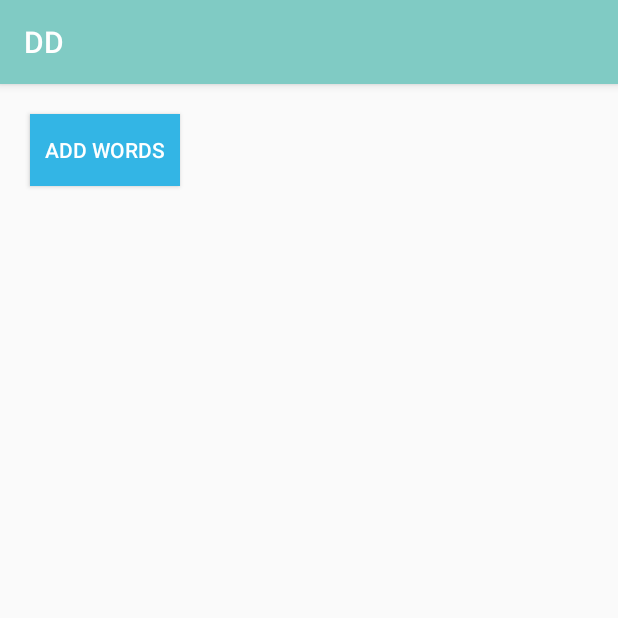
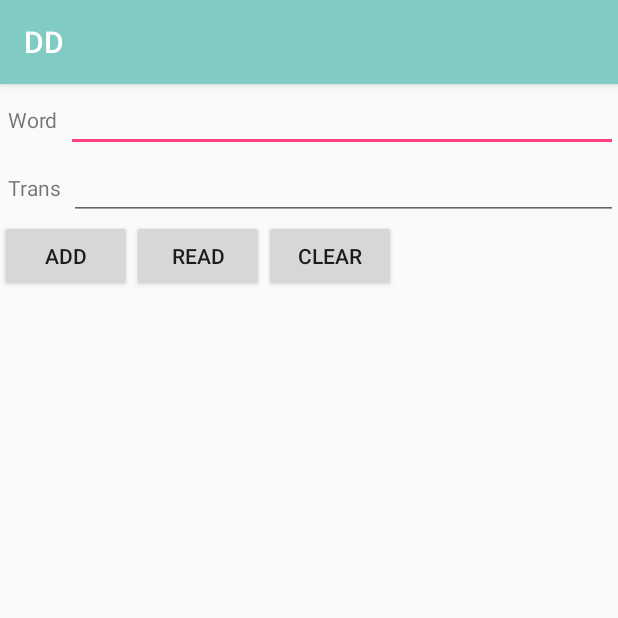
Before and after one commit to GDG-NN/study_jams_homework, an Android app: the screen it shows after launch (MainActivity before the commit, DictActivity after it), after a tap on "ADD WORDS", on a phone screen of 412 x 824 dp, the top half of it. Run offline under Robolectric (Android 15) with nearby library versions, the phone set to English and light mode, and no system bars.

Commit message:
make DictEdit

```diff
--- a/gerdtv/DD/app/src/main/java/betaru/dd/MainActivity.java
+++ b/gerdtv/DD/app/src/main/java/betaru/dd/MainActivity.java
@@ -1,7 +1,9 @@
 package betaru.dd;
 
+import android.content.Intent;
+import android.os.Bundle;
 import android.support.v7.app.AppCompatActivity;
-import android.os.Bundle;
+import android.view.View;
 
 public class MainActivity extends AppCompatActivity {
 
@@ -10,4 +12,9 @@ public class MainActivity extends AppCompatActivity {
         super.onCreate(savedInstanceState);
         setContentView(R.layout.activity_main);
     }
+
+    public void openDict(View v) {
+        Intent intent = new Intent(this, DictActivity.class);
+        startActivity(intent);
+    }
 }
--- a/gerdtv/DD/app/src/main/res/layout/activity_dict.xml
+++ b/gerdtv/DD/app/src/main/res/layout/activity_dict.xml
@@ -11,12 +11,12 @@
         <TextView
             android:layout_width="wrap_content"
             android:layout_height="wrap_content"
-            android:text="Name"
+            android:text="Word"
             android:layout_marginLeft="5dp"
             android:layout_marginRight="5dp">
         </TextView>
         <EditText
-            android:id="@+id/etName"
+            android:id="@+id/etWord"
             android:layout_width="wrap_content"
             android:layout_height="wrap_content"
             android:layout_weight="1">
@@ -32,12 +32,12 @@
             android:id="@+id/textView2"
             android:layout_width="wrap_content"
             android:layout_height="wrap_content"
-            android:text="Email"
+            android:text="Trans"
             android:layout_marginLeft="5dp"
             android:layout_marginRight="5dp">
         </TextView>
         <EditText
-            android:id="@+id/etEmail"
+            android:id="@+id/etTrans"
             android:layout_width="wrap_content"
             android:layout_height="wrap_content"
             android:layout_weight="1">
--- a/gerdtv/DD/app/src/main/res/values/strings.xml
+++ b/gerdtv/DD/app/src/main/res/values/strings.xml
@@ -1,4 +1,4 @@
 <resources>
     <string name="app_name">DD</string>
-    <string name="btn_add_word">Add words</string>
+    <string name="btn_add_word" translatable="false">Add words</string>
 </resources>
```
Also changed, not shown: gerdtv/DD/app/src/main/java/betaru/dd/DictActivity.java (+23 -21 lines).
